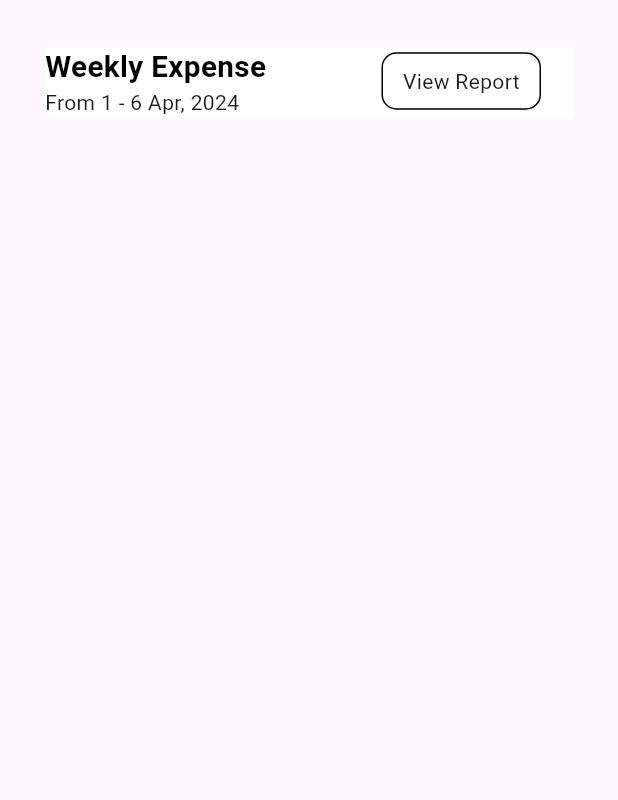
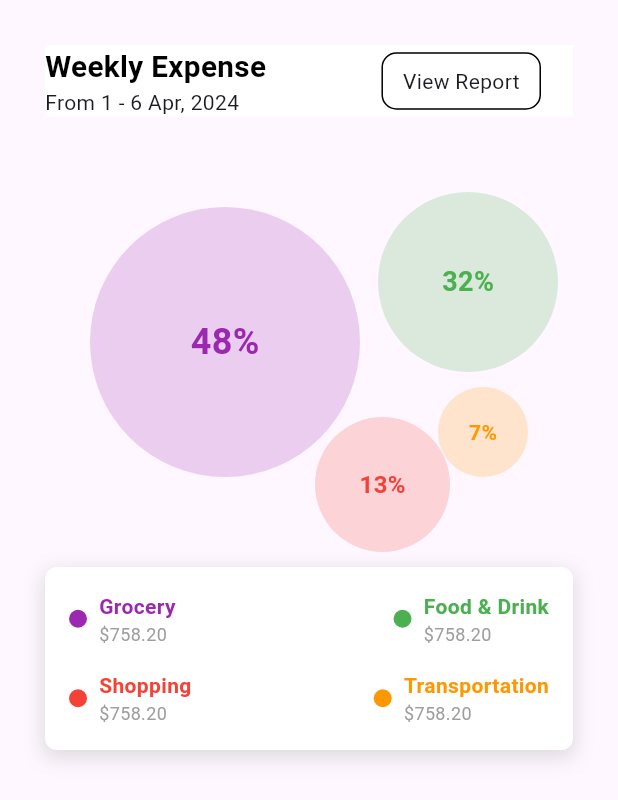
Before and after one commit to KhizarA77/final_ui_test, a Flutter app: the screen it shows after launch, on a phone screen of 412 x 824 dp. Shown: the top 800 px of the screen. Run offline on Flutter 3.47's test engine with Material 3 defaults, Android fonts, the phone set to English and light mode, and no system bars; our stand-ins replace flutter_screenutil.

Commit message:
Final push

```diff
--- a/lib/widgets/expense_widgets/charts_container.dart
+++ b/lib/widgets/expense_widgets/charts_container.dart
@@ -7,101 +7,94 @@ class ChartsContainer extends StatelessWidget {
   @override
   Widget build(BuildContext context) {
     return Container(
-      color: const Color.fromARGB(255, 255, 255, 255),
-      height: double.infinity,
       width: double.infinity,
-      child: Row(
-        children: [
-          Container(
-            width: 187.w,
-            height: 200.h,
-            color: const Color.fromARGB(255, 255, 255, 255),
+      height: 300,
+      alignment: Alignment.center,
       child: Stack(
         alignment: Alignment.center,
         children: [
-                Container(
-                  width: 125.w,
-                  height: 125.h,
+          Positioned(
+            left: 30,
+            child: Container(
+              width: 180,
+              height: 180,
               decoration: BoxDecoration(
+                color: Colors.purple.withOpacity(0.2),
                 shape: BoxShape.circle,
-                    color: const Color.fromARGB(255, 167, 147, 249),
+              ),
+              child: Center(
+                child: Text(
+                  '48%',
+                  style: TextStyle(
+                    fontSize: 24,
+                    fontWeight: FontWeight.bold,
+                    color: Colors.purple,
                   ),
                 ),
-                Text(
-                  '48%',
-                  style: TextStyle(
-                    fontSize: 24.sp,
-                    fontWeight: FontWeight.bold,
-                    color: Color.fromARGB(185, 77, 28, 255),
               ),
             ),
-              ],
           ),
-          ),
-          Container(
-            width: 187.w,
-            height: 300.h,
-            color: const Color.fromARGB(255, 255, 255, 255),
-            child: Stack(
-              // alignment: Alignment.center,
-              children: [
           Positioned(
-                  top: 0,
-                  left: 0,
+            right: 10,
+            top: 50,
             child: Container(
-                    width: 110.w,
-                    height: 110.h,
+              width: 120,
+              height: 120,
               decoration: BoxDecoration(
-                      color: const Color.fromARGB(255, 167, 147, 249),
+                color: Colors.green.withOpacity(0.2),
                 shape: BoxShape.circle,
               ),
               child: Center(
                 child: Text(
                   '32%',
                   style: TextStyle(
-                          fontSize: 20,
-                          color: const Color.fromARGB(255, 111, 255, 116),
+                    fontSize: 18,
                     fontWeight: FontWeight.bold,
+                    color: Colors.green,
                   ),
                 ),
               ),
             ),
           ),
-                Positioned(top:110,left: 100,
+          Positioned(
+            left: 180,
+            bottom: 10,
             child: Container(
-                  width: 60.w,
-                  height: 50.h,
+              width: 90,
+              height: 90,
               decoration: BoxDecoration(
-                    color: const Color.fromARGB(255, 248, 190, 123),
+                color: Colors.red.withOpacity(0.2),
+                shape: BoxShape.circle,
+              ),
+              child: Center(
+                child: Text(
+                  '13%',
+                  style: TextStyle(
+                    fontSize: 16,
+                    fontWeight: FontWeight.bold,
+                    color: Colors.red,
+                  ),
+                ),
+              ),
+            ),
+          ),
+          Positioned(
+            right: 30,
+            bottom: 60,
+            child: Container(
+              width: 60,
+              height: 60,
+              decoration: BoxDecoration(
+                color: Colors.orange.withOpacity(0.2),
                 shape: BoxShape.circle,
               ),
               child: Center(
                 child: Text(
                   '7%',
                   style: TextStyle(
-                        fontSize: 20,
-                        color: const Color.fromARGB(255, 111, 255, 116),
+                    fontSize: 14,
                     fontWeight: FontWeight.bold,
-                      ),
-                    ),
-                  ),
-                ),
-                ),
-                Positioned(top:150,left:20,
-                  child: Container(
-                  width: 60.w,
-                  height: 50.h,
-                  decoration: BoxDecoration(
-                    color: const Color.fromARGB(255, 248, 190, 123),
-                    shape: BoxShape.circle,
-                  ),
-                  child: Center(
-                    child: Text(
-                      '13%',
-                      style: TextStyle(
-                        fontSize: 20,
-                        color: const Color.fromARGB(255, 231, 91, 73),
-                        fontWeight: FontWeight.bold,
+                    color: Colors.orange,
                   ),
                 ),
               ),
@@ -109,9 +102,6 @@ class ChartsContainer extends StatelessWidget {
           ),
         ],
       ),
-          )
-        ],
-      ),
     );
   }
 }
--- /dev/null
+++ b/lib/widgets/expense_widgets/footer_container.dart
@@ -0,0 +1,157 @@
+import 'package:flutter/material.dart';
+import 'package:flutter_screenutil/flutter_screenutil.dart';
+
+
+class FooterContainer extends StatelessWidget {
+  const FooterContainer({Key? key}) : super(key: key);
+
+  @override
+  Widget build(BuildContext context) {
+    return Container(
+      padding: EdgeInsets.all(16),
+      decoration: BoxDecoration(
+        color: Colors.white,
+        borderRadius: BorderRadius.circular(8),
+        boxShadow: [
+          BoxShadow(
+            color: Colors.grey.withOpacity(0.3),
+            blurRadius: 10,
+            spreadRadius: 2,
+            offset: Offset(0, 4),
+          ),
+        ],
+      ),
+      child: Column(
+        children: [
+          Row(
+            mainAxisAlignment: MainAxisAlignment.spaceBetween,
+            children: [
+              Row(
+                children: [
+                  CircleAvatar(
+                    radius: 6,
+                    backgroundColor: Colors.purple,
+                  ),
+                  SizedBox(width: 8),
+                  Column(
+                    crossAxisAlignment: CrossAxisAlignment.start,
+                    children: [
+                      Text(
+                        'Grocery',
+                        style: TextStyle(
+                          fontSize: 14,
+                          fontWeight: FontWeight.bold,
+                          color: Colors.purple,
+                        ),
+                      ),
+                      Text(
+                        '\$758.20',
+                        style: TextStyle(
+                          fontSize: 12,
+                          color: Colors.grey,
+                        ),
+                      ),
+                    ],
+                  ),
+                ],
+              ),
+              Row(
+                children: [
+                  CircleAvatar(
+                    radius: 6,
+                    backgroundColor: Colors.green,
+                  ),
+                  SizedBox(width: 8),
+                  Column(
+                    crossAxisAlignment: CrossAxisAlignment.start,
+                    children: [
+                      Text(
+                        'Food & Drink',
+                        style: TextStyle(
+                          fontSize: 14,
+                          fontWeight: FontWeight.bold,
+                          color: Colors.green,
+                        ),
+                      ),
+                      Text(
+                        '\$758.20',
+                        style: TextStyle(
+                          fontSize: 12,
+                          color: Colors.grey,
+                        ),
+                      ),
+                    ],
+                  ),
+                ],
+              ),
+            ],
+          ),
+          SizedBox(height: 16),
+          Row(
+            mainAxisAlignment: MainAxisAlignment.spaceBetween,
+            children: [
+              Row(
+                children: [
+                  CircleAvatar(
+                    radius: 6,
+                    backgroundColor: Colors.red,
+                  ),
+                  SizedBox(width: 8),
+                  Column(
+                    crossAxisAlignment: CrossAxisAlignment.start,
+                    children: [
+                      Text(
+                        'Shopping',
+                        style: TextStyle(
+                          fontSize: 14,
+                          fontWeight: FontWeight.bold,
+                          color: Colors.red,
+                        ),
+                      ),
+                      Text(
+                        '\$758.20',
+                        style: TextStyle(
+                          fontSize: 12,
+                          color: Colors.grey,
+                        ),
+                      ),
+                    ],
+                  ),
+                ],
+              ),
+              Row(
+                children: [
+                  CircleAvatar(
+                    radius: 6,
+                    backgroundColor: Colors.orange,
+                  ),
+                  SizedBox(width: 8),
+                  Column(
+                    crossAxisAlignment: CrossAxisAlignment.start,
+                    children: [
+                      Text(
+                        'Transportation',
+                        style: TextStyle(
+                          fontSize: 14,
+                          fontWeight: FontWeight.bold,
+                          color: Colors.orange,
+                        ),
+                      ),
+                      Text(
+                        '\$758.20',
+                        style: TextStyle(
+                          fontSize: 12,
+                          color: Colors.grey,
+                        ),
+                      ),
+                    ],
+                  ),
+                ],
+              ),
+            ],
+          ),
+        ],
+      ),
+    );
+  }
+}
--- a/lib/widgets/expense_widgets/nav_container.dart
+++ b/lib/widgets/expense_widgets/nav_container.dart
@@ -29,7 +29,7 @@ class NavContainer extends StatelessWidget {
               borderRadius: BorderRadius.circular(10),
             ),
             padding: EdgeInsets.symmetric(horizontal: 12.w, vertical: 8.h),
-            child: Text('View Report'),
+            child: Text('View Report', style: TextStyle()),
           )
         ],
       ),
--- a/lib/widgets/expense_widgets/screen.dart
+++ b/lib/widgets/expense_widgets/screen.dart
@@ -1,6 +1,7 @@
 import 'package:flutter/material.dart';
 import 'package:flutter_screenutil/flutter_screenutil.dart';
 import 'package:ui_final/widgets/expense_widgets/charts_container.dart';
+import 'package:ui_final/widgets/expense_widgets/footer_container.dart';
 import 'package:ui_final/widgets/expense_widgets/nav_container.dart';
 
 class Screen extends StatelessWidget {
@@ -15,7 +16,8 @@ class Screen extends StatelessWidget {
       child: Column(
         children: [
           NavContainer(),
-          // ChartsContainer(),
+          ChartsContainer(),
+          FooterContainer(),
         ],
       ),
     );
```
Also changed, not shown: 1 other file. Lines whose indentation alone changed are shown as unchanged.
